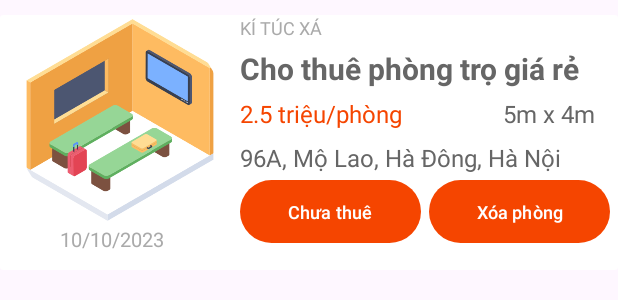
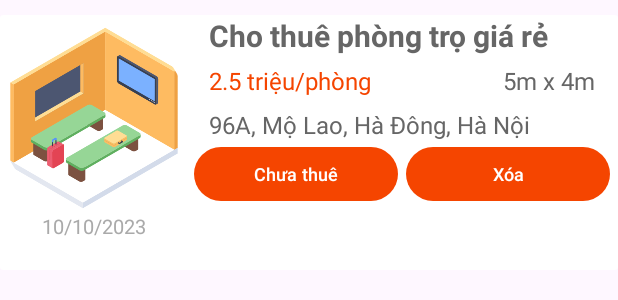
Before and after one commit to HaNguyen1099/TingTong-App, an Android app: the layout my_room_element_list_view.xml on its own in the app's theme, with its tools: preview values and no code run, on a phone screen of 412 x 824 dp. Shown: the top 300 px of the screen. Run offline under Robolectric (Android 15) with nearby library versions, the phone set to English and light mode, and no system bars; plain views replace RoundedImageView.

Commit message:
fix bug button in myRoom

```diff
--- a/app/src/main/java/com/example/tingtongapp/Adapters/AdapterMyRoom.java
+++ b/app/src/main/java/com/example/tingtongapp/Adapters/AdapterMyRoom.java
@@ -51,7 +51,6 @@ public class AdapterMyRoom extends RecyclerView.Adapter<AdapterMyRoom.MyRoomView
         // display info room
         try {
             holder.title.setText(room.getTitle());
-            holder.typeOfRoom.setText(room.getTypeOfRoom());
             holder.address.setText(room.getAddress());
 
             int rentingRoomPrice = Integer.parseInt(room.getRentingPrice());
@@ -169,7 +168,7 @@ public class AdapterMyRoom extends RecyclerView.Adapter<AdapterMyRoom.MyRoomView
     }
 
     class MyRoomViewHolder extends RecyclerView.ViewHolder{
-        private TextView title, address, typeOfRoom, rentingPrice, sizeRoom, dateAdded;
+        private TextView title, address, rentingPrice, sizeRoom, dateAdded;
         private ImageView demoRoomImg;
         private Button updateRoom, deleteRoom;
 
@@ -178,7 +177,6 @@ public class AdapterMyRoom extends RecyclerView.Adapter<AdapterMyRoom.MyRoomView
             if (itemView == null)
                 return;
             title = (TextView) itemView.findViewById(R.id.my_room_text_view_name_room);
-            typeOfRoom = (TextView) itemView.findViewById(R.id.my_room_text_view_type_room);
             rentingPrice = (TextView) itemView.findViewById(R.id.my_room_text_view_price_room);
             address = (TextView) itemView.findViewById(R.id.my_room_text_view_address_room);
             sizeRoom = (TextView) itemView.findViewById(R.id.my_room_text_view_area_room);
--- a/app/src/main/res/layout/my_room_element_list_view.xml
+++ b/app/src/main/res/layout/my_room_element_list_view.xml
@@ -12,22 +12,24 @@
         android:layout_width="match_parent"
         android:layout_height="170dp"
         android:orientation="horizontal">
+
         <LinearLayout
-            android:layout_width="150dp"
+            android:layout_width="wrap_content"
             android:layout_height="match_parent"
             android:orientation="vertical">
+
             <RelativeLayout
                 android:layout_width="wrap_content"
                 android:layout_height="wrap_content">
+
                 <com.makeramen.roundedimageview.RoundedImageView
-                    xmlns:app="http://schemas.android.com/apk/res-auto"
                     android:id="@+id/my_room_image_view_demo_room"
-                    android:layout_width="140dp"
-                    android:layout_height="140dp"
-                    android:layout_marginLeft="10dp"
+                    android:layout_width="125dp"
+                    android:layout_height="125dp"
+                    android:layout_marginTop="6dp"
                     android:scaleType="centerCrop"
+                    android:src="@drawable/ic_room"
                     app:riv_corner_radius="5dip"
-                    android:src="@drawable/ic_room"
                     app:riv_oval="false" />
             </RelativeLayout>
 
@@ -37,8 +39,8 @@
                 android:layout_height="wrap_content"
                 android:layout_alignParentBottom="true"
                 android:layout_centerInParent="true"
+                android:layout_gravity="center"
                 android:text="10/10/2023"
-                android:layout_gravity="center"
                 android:textColor="@android:color/darker_gray"
                 android:textSize="13dp" />
         </LinearLayout>
@@ -46,37 +48,26 @@
         <LinearLayout
             android:layout_width="match_parent"
             android:layout_height="match_parent"
-            android:layout_marginLeft="10dp"
+            android:layout_marginLeft="4dp"
             android:orientation="vertical">
 
             <RelativeLayout
                 android:layout_width="match_parent"
-                android:layout_height="wrap_content">
-
-                <TextView
-                    android:id="@+id/my_room_text_view_type_room"
-                    android:layout_width="wrap_content"
-                    android:layout_height="wrap_content"
-                    android:layout_marginTop="0dp"
-                    android:gravity="right"
-                    android:text="KÍ TÚC XÁ"
-                    android:textColor="@android:color/darker_gray"
-                    android:textSize="12dp" />
-            </RelativeLayout>
+                android:layout_height="wrap_content" />
 
             <TextView
                 android:id="@+id/my_room_text_view_name_room"
                 android:layout_width="match_parent"
                 android:layout_height="wrap_content"
-                android:layout_marginTop="5dp"
+                android:layout_marginRight="5dp"
+                android:layout_marginLeft="10dp"
+                android:ellipsize="end"
+                android:lineSpacingExtra="3dp"
+                android:maxLines="2"
                 android:text="Cho thuê phòng trọ giá rẻ"
                 android:textColor="#666666"
                 android:textSize="20dp"
-                android:textStyle="bold"
-                android:maxLines="2"
-                android:lineSpacingExtra="3dp"
-                android:ellipsize="end"
-                android:layout_marginRight="5dp"/>
+                android:textStyle="bold" />
 
             <RelativeLayout
                 android:layout_width="match_parent"
@@ -88,6 +79,7 @@
                     android:layout_width="wrap_content"
                     android:layout_height="wrap_content"
                     android:layout_marginTop="5dp"
+                    android:layout_marginLeft="10dp"
                     android:gravity="right"
                     android:text="2.5 triệu/phòng"
                     android:textColor="#F54500"
@@ -99,10 +91,10 @@
                     android:layout_height="wrap_content"
                     android:layout_alignParentRight="true"
                     android:layout_marginTop="5dp"
+                    android:layout_marginRight="15dp"
                     android:text="5m x 4m"
                     android:textColor="#666666"
-                    android:textSize="16dp"
-                    android:layout_marginRight="15dp"/>
+                    android:textSize="16dp" />
             </RelativeLayout>
 
             <TextView
@@ -110,13 +102,14 @@
                 android:layout_width="match_parent"
                 android:layout_height="wrap_content"
                 android:layout_marginTop="7dp"
+                android:layout_marginRight="5dp"
+                android:layout_marginLeft="10dp"
+                android:ellipsize="end"
+                android:lineSpacingExtra="5dp"
+                android:maxLines="2"
                 android:text="96A, Mộ Lao, Hà Đông, Hà Nội"
                 android:textColor="#666666"
-                android:textSize="16dp"
-                android:maxLines="2"
-                android:ellipsize="end"
-                android:lineSpacingExtra="5dp"
-                android:layout_marginRight="5dp"/>
+                android:textSize="16dp" />
 
             <LinearLayout
                 android:layout_width="match_parent"
@@ -127,18 +120,19 @@
                 <Button
                     android:id="@+id/my_room_button_update_room"
                     android:layout_width="100dp"
-                    android:layout_height="50dp"
+                    android:layout_height="44dp"
                     android:layout_weight="1"
                     android:text="Chưa thuê"
                     android:textSize="12dp" />
+
                 <Button
                     android:id="@+id/my_room_button_delete_room"
                     android:layout_width="100dp"
-                    android:layout_height="50dp"
+                    android:layout_height="44dp"
                     android:layout_marginLeft="5dp"
                     android:layout_marginRight="5dp"
                     android:layout_weight="1"
-                    android:text="Xóa phòng"
+                    android:text="Xóa"
                     android:textSize="12dp" />
             </LinearLayout>
         </LinearLayout>
```
